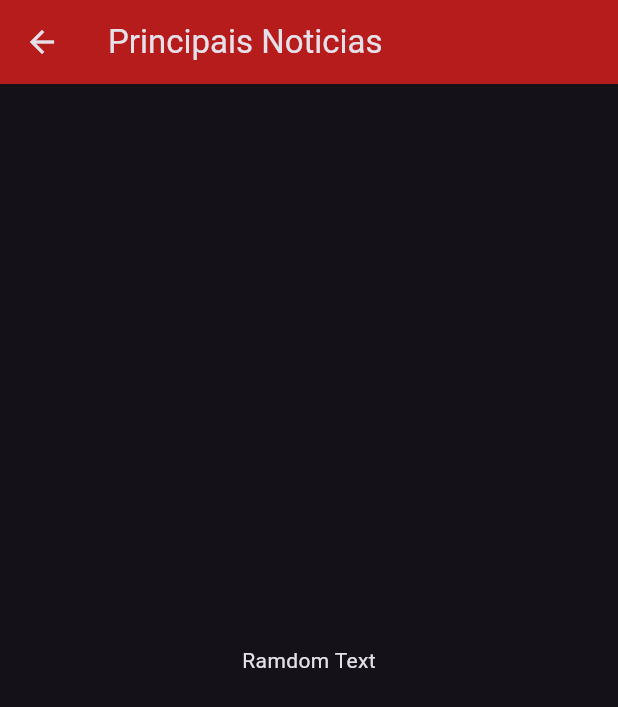
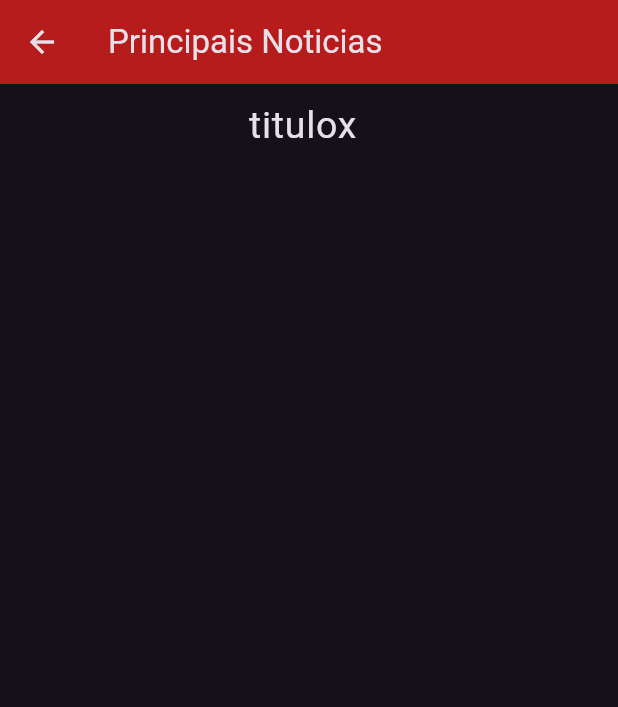
Before and after one commit to HeroRickyGAMES/Projeto-CPJ-Consulta-Juridica-de-Processos, a Flutter app: the screen it shows after launch, scrolled down 576 dp, after a tap on "Acessar Noticias do app", on a phone screen of 412 x 824 dp. Shown: the top 707 px of the screen. Run offline on Flutter 3.47's test engine with Material 2 defaults, Android fonts, the light colour scheme and no system bars; our stand-ins replace webview_flutter; missing offline and left inert: firedart, webview_windows.

Commit message:
Adição do Firedart no projeto

```diff
--- a/lib/Noticias.dart
+++ b/lib/Noticias.dart
@@ -1,8 +1,19 @@
 import 'package:flutter/material.dart';
 
-class Noticias extends StatelessWidget {
-  const Noticias({Key? key}) : super(key: key);
 
+class Noticias extends StatefulWidget {
+
+  final String titulo;
+  final String descricao;
+
+  const Noticias(this.titulo, this.descricao);
+
+
+  @override
+  State<Noticias> createState() => _NoticiasState();
+}
+
+class _NoticiasState extends State<Noticias> {
   @override
   Widget build(BuildContext context) {
     return Scaffold(
@@ -16,9 +27,20 @@ class Noticias extends StatelessWidget {
           ),
         ),
       ),
-      body: Center(
+      body: SingleChildScrollView(
         child:
-        Text('Ramdom Text'),
+        ListTile(
+          title: Text(widget.titulo,
+            textAlign: TextAlign.center,
+            style:
+            TextStyle(
+                fontSize: 25
+            )
+            ,),
+          onTap: () {
+            //Go to the next screen with Navigator.push
+          },
+        ),
       ),
     );
   }
--- /dev/null
+++ b/lib/androidFirebase.dart
@@ -0,0 +1,46 @@
+import 'dart:io';
+
+import 'package:firedart/firedart.dart';
+
+androidFirebase() async {
+  String x;
+
+    if(Platform.isAndroid){
+
+
+
+      print("Funcionando no Android!");
+
+      CollectionReference teste = Firestore.instance.collection("teste");
+
+      List<dynamic> list = [
+        teste
+      ];
+
+      String documento = teste.toString().split('{').first;
+
+
+
+      print(list);
+    }
+
+    if(Platform.isWindows){
+
+
+
+      print("Funcionando no Windows!");
+
+      CollectionReference teste = Firestore.instance.collection("teste");
+
+      final testee = await teste.get();
+
+    print('snapshot: ${testee[1]}');
+    }
+
+  print("Estou funcionando de fundo!");
+
+
+
+
+
+}
--- a/lib/main.dart
+++ b/lib/main.dart
@@ -1,6 +1,7 @@
 import 'dart:io';
 
 import 'package:cpj_consulta_juridica_de_processos/Amazonas.dart';
+import 'package:firedart/firedart.dart';
 import 'package:flutter/material.dart';
 import 'package:flutter/services.dart';
 import './Acre.dart';
@@ -31,6 +32,7 @@ import './Sergipe.dart';
 import './Tocantins.dart';
 import './Tribunais.dart';
 import './Noticias.dart';
+import './androidFirebase.dart';
 
 //Programado por HeroRickyGames
 
@@ -46,6 +48,22 @@ void main() {
       home: const WebViewApp(),
     ),
   );
+
+
+  if(Platform.isWindows){
+    const apiKey = 'AIzaSyBmRdONPl4sJ7sCTDgpBv11UsERPL1By_o';
+    const projectId = 'cpj-consulta-juridica';
+
+    Firestore.initialize(projectId);
+  }
+
+  if(Platform.isAndroid){
+    const apiKey = 'AIzaSyBclZXLFuDAkrEmFDJdGXS6l6j7c-XyPI0';
+    const projectId = 'cpj-consulta-juridica';
+
+    Firestore.initialize(projectId);
+  }
+
 }
 
 class WebViewApp extends StatefulWidget {
@@ -296,12 +314,17 @@ class mainActivity extends State<WebViewApp> {
 
   }
   void NoticiasBTN()  {
+    String titulo;
+    String Descricao;
+
+    titulo = "titulox";
+    Descricao = "Descriçãox";
 
     Navigator.push(context,
         MaterialPageRoute(builder: (context){
-          return Noticias();
+          return Noticias(titulo, Descricao);
         }));
-
+    androidFirebase();
   }
 
   @override
--- a/pubspec.yaml
+++ b/pubspec.yaml
@@ -39,6 +39,7 @@ dependencies:
   webview_flutter: ^4.0.2
   webview_windows: ^0.2.2
   flutter_launcher_icons: ^0.11.0
+  firedart: ^0.9.0+1
 
 flutter_icons:
   android: "launcher_icon"
```
Also changed, not shown: pubspec.lock, 1 other file.
